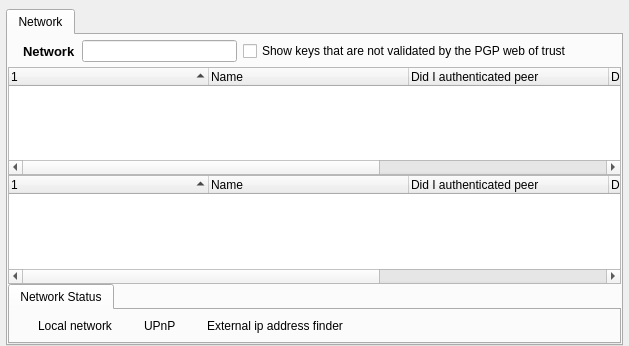
This is retroshare-gui/src/gui/NetworkDialog.ui in RetroShare/RetroShare as Qt 5 draws it before an edit. The edited form follows.
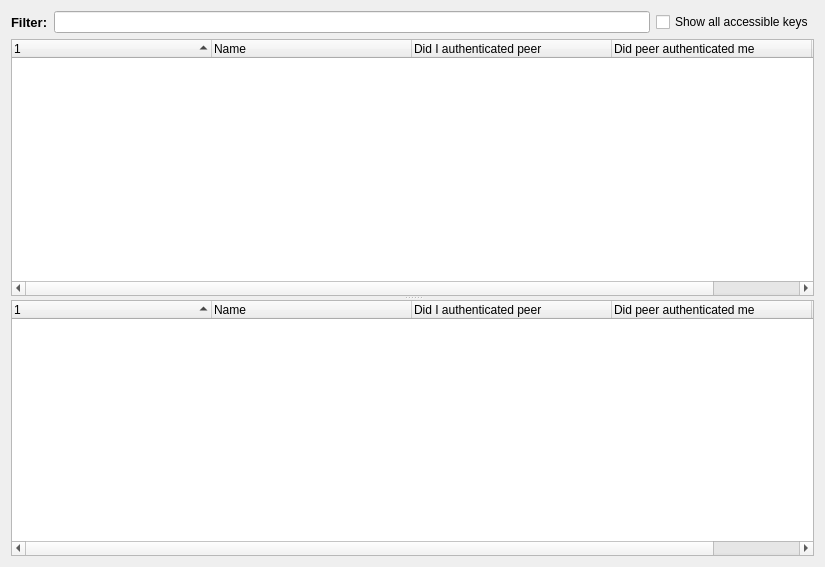
This is the edited form. Icons and pictures are not drawn. Custom widgets are drawn as their Qt base class.

What changed in the file:
```diff
--- a/retroshare-gui/src/gui/NetworkDialog.ui
+++ b/retroshare-gui/src/gui/NetworkDialog.ui
@@ -6,46 +6,48 @@
    <rect>
     <x>0</x>
     <y>0</y>
-    <width>629</width>
-    <height>346</height>
+    <width>825</width>
+    <height>567</height>
    </rect>
   </property>
-  <layout class="QGridLayout">
-   <property name="leftMargin">
-    <number>6</number>
-   </property>
-   <property name="topMargin">
-    <number>9</number>
-   </property>
-   <property name="rightMargin">
-    <number>6</number>
-   </property>
-   <property name="bottomMargin">
-    <number>0</number>
-   </property>
-   <item row="0" column="0">
-    <widget class="QTabWidget" name="networkTab">
-     <property name="tabPosition">
-      <enum>QTabWidget::North</enum>
+  <layout class="QVBoxLayout" name="verticalLayout">
+   <item>
+    <layout class="QHBoxLayout" name="horizontalLayout">
+     <item>
+      <widget class="QLabel" name="titleBarLabel">
+       <property name="font">
+        <font>
+         <pointsize>10</pointsize>
+         <weight>75</weight>
+         <bold>true</bold>
+        </font>
+       </property>
+       <property name="text">
+        <string>Filter:</string>
+       </property>
+      </widget>
+     </item>
+     <item>
+      <widget class="LineEditClear" name="filterLineEdit">
+       <property name="toolTip">
+        <string>Search Network</string>
+       </property>
+      </widget>
+     </item>
+     <item>
+      <widget class="QCheckBox" name="showUnvalidKeys">
+       <property name="text">
+        <string>Show all accessible keys</string>
+       </property>
+      </widget>
+     </item>
+    </layout>
+   </item>
+   <item>
+    <widget class="QSplitter" name="splitter">
+     <property name="orientation">
+      <enum>Qt::Vertical</enum>
      </property>
-     <property name="currentIndex">
-      <number>0</number>
-     </property>
-     <widget class="QWidget" name="networkTab_1">
-      <attribute name="title">
-       <string>Network</string>
-      </attribute>
-      <layout class="QGridLayout">
-       <property name="horizontalSpacing">
-        <number>6</number>
-       </property>
-       <property name="verticalSpacing">
-        <number>0</number>
-       </property>
-       <property name="margin">
-        <number>0</number>
-       </property>
-       <item row="1" column="0">
         <widget class="QTreeWidget" name="connecttreeWidget">
          <property name="sizePolicy">
           <sizepolicy hsizetype="Expanding" vsizetype="Expanding">
@@ -124,231 +126,6 @@
           </property>
          </column>
         </widget>
-       </item>
-       <item row="0" column="0">
-        <widget class="QFrame" name="titleBarFrame">
-         <property name="minimumSize">
-          <size>
-           <width>0</width>
-           <height>32</height>
-          </size>
-         </property>
-         <layout class="QHBoxLayout" name="horizontalLayout_2">
-          <property name="margin">
-           <number>2</number>
-          </property>
-          <item>
-           <widget class="QLabel" name="titleBarPixmap">
-            <property name="maximumSize">
-             <size>
-              <width>22</width>
-              <height>22</height>
-             </size>
-            </property>
-            <property name="text">
-             <string/>
-            </property>
-            <property name="pixmap">
-             <pixmap resource="images.qrc">:/images/rs1.png</pixmap>
-            </property>
-            <property name="scaledContents">
-             <bool>true</bool>
-            </property>
-           </widget>
-          </item>
-          <item>
-           <widget class="QLabel" name="titleBarLabel">
-            <property name="font">
-             <font>
-              <pointsize>10</pointsize>
-              <weight>75</weight>
-              <bold>true</bold>
-             </font>
-            </property>
-            <property name="text">
-             <string>Network</string>
-            </property>
-           </widget>
-          </item>
-          <item>
-           <widget class="LineEditClear" name="filterLineEdit">
-            <property name="toolTip">
-             <string>Search Network</string>
-            </property>
-           </widget>
-          </item>
-          <item>
-           <widget class="QCheckBox" name="showUnvalidKeys">
-            <property name="text">
-             <string>Show keys that are not validated by the PGP web of trust</string>
-            </property>
-           </widget>
-          </item>
-          <item>
-           <widget class="QToolButton" name="viewButton">
-            <property name="focusPolicy">
-             <enum>Qt::NoFocus</enum>
-            </property>
-            <property name="toolTip">
-             <string>Display</string>
-            </property>
-            <property name="icon">
-             <iconset resource="images.qrc">
-              <normaloff>:/images/looknfeel.png</normaloff>:/images/looknfeel.png</iconset>
-            </property>
-            <property name="iconSize">
-             <size>
-              <width>32</width>
-              <height>16</height>
-             </size>
-            </property>
-            <property name="popupMode">
-             <enum>QToolButton::InstantPopup</enum>
-            </property>
-            <property name="autoRaise">
-             <bool>true</bool>
-            </property>
-           </widget>
-          </item>
-         </layout>
-        </widget>
-       </item>
-       <item row="3" column="0">
-        <widget class="QTabWidget" name="tabBottom">
-         <property name="maximumSize">
-          <size>
-           <width>16777215</width>
-           <height>60</height>
-          </size>
-         </property>
-         <property name="tabPosition">
-          <enum>QTabWidget::North</enum>
-         </property>
-         <property name="currentIndex">
-          <number>0</number>
-         </property>
-         <widget class="QWidget" name="networkstatus">
-          <attribute name="title">
-           <string>Network Status</string>
-          </attribute>
-          <layout class="QGridLayout">
-           <item row="0" column="0">
-            <layout class="QGridLayout">
-             <property name="leftMargin">
-              <number>6</number>
-             </property>
-             <property name="rightMargin">
-              <number>6</number>
-             </property>
-             <item row="0" column="0">
-              <widget class="QLabel" name="iconlabel_netLimited">
-               <property name="maximumSize">
-                <size>
-                 <width>16</width>
-                 <height>16</height>
-                </size>
-               </property>
-               <property name="text">
-                <string/>
-               </property>
-               <property name="pixmap">
-                <pixmap resource="images.qrc">:/images/ledoff1.png</pixmap>
-               </property>
-              </widget>
-             </item>
-             <item row="0" column="1">
-              <widget class="QLabel" name="textlabel_netLimited">
-               <property name="text">
-                <string>Local network</string>
-               </property>
-              </widget>
-             </item>
-            </layout>
-           </item>
-           <item row="0" column="1">
-            <layout class="QGridLayout">
-             <property name="leftMargin">
-              <number>6</number>
-             </property>
-             <property name="rightMargin">
-              <number>6</number>
-             </property>
-             <item row="0" column="0">
-              <widget class="QLabel" name="iconlabel_upnp">
-               <property name="maximumSize">
-                <size>
-                 <width>16</width>
-                 <height>16</height>
-                </size>
-               </property>
-               <property name="text">
-                <string/>
-               </property>
-               <property name="pixmap">
-                <pixmap resource="images.qrc">:/images/ledoff1.png</pixmap>
-               </property>
-              </widget>
-             </item>
-             <item row="0" column="1">
-              <widget class="QLabel" name="textlabel_upnp">
-               <property name="text">
-                <string>UPnP</string>
-               </property>
-              </widget>
-             </item>
-            </layout>
-           </item>
-           <item row="0" column="2">
-            <layout class="QGridLayout">
-             <property name="leftMargin">
-              <number>6</number>
-             </property>
-             <property name="rightMargin">
-              <number>6</number>
-             </property>
-             <item row="0" column="0">
-              <widget class="QLabel" name="iconlabel_ext">
-               <property name="maximumSize">
-                <size>
-                 <width>16</width>
-                 <height>16</height>
-                </size>
-               </property>
-               <property name="text">
-                <string/>
-               </property>
-               <property name="pixmap">
-                <pixmap resource="images.qrc">:/images/ledoff1.png</pixmap>
-               </property>
-              </widget>
-             </item>
-             <item row="0" column="1">
-              <widget class="QLabel" name="textlabel_ext">
-               <property name="text">
-                <string>External ip address finder</string>
-               </property>
-              </widget>
-             </item>
-            </layout>
-           </item>
-           <item row="0" column="3">
-            <spacer name="horizontalSpacer">
-             <property name="orientation">
-              <enum>Qt::Horizontal</enum>
-             </property>
-             <property name="sizeHint" stdset="0">
-              <size>
-               <width>250</width>
-               <height>13</height>
-              </size>
-             </property>
-            </spacer>
-           </item>
-          </layout>
-         </widget>
-        </widget>
-       </item>
-       <item row="2" column="0">
         <widget class="QTreeWidget" name="unvalidGPGkeyWidget">
          <property name="contextMenuPolicy">
           <enum>Qt::CustomContextMenu</enum>
@@ -393,9 +170,6 @@
            <string>Cert Id</string>
           </property>
          </column>
-        </widget>
-       </item>
-      </layout>
      </widget>
     </widget>
    </item>
```
Lines whose indentation alone changed are shown as unchanged.
